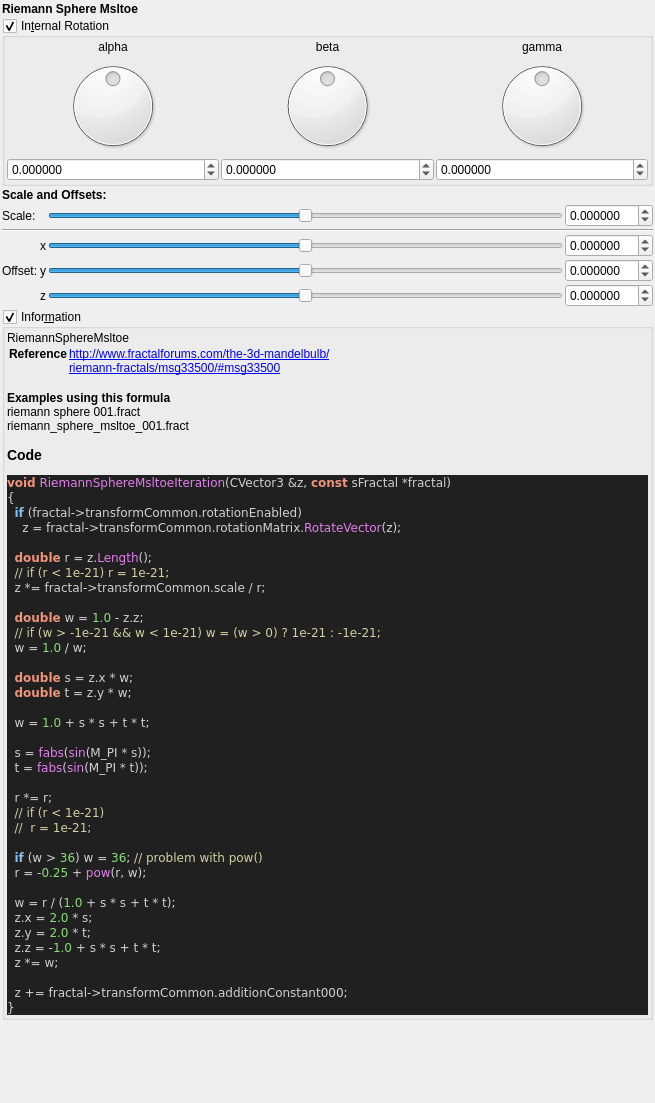
First picture: the form in mandelbulber2/formula/ui/fractal_riemann_sphere_msltoe.ui, repository buddhi1980/mandelbulber2, before the edit.
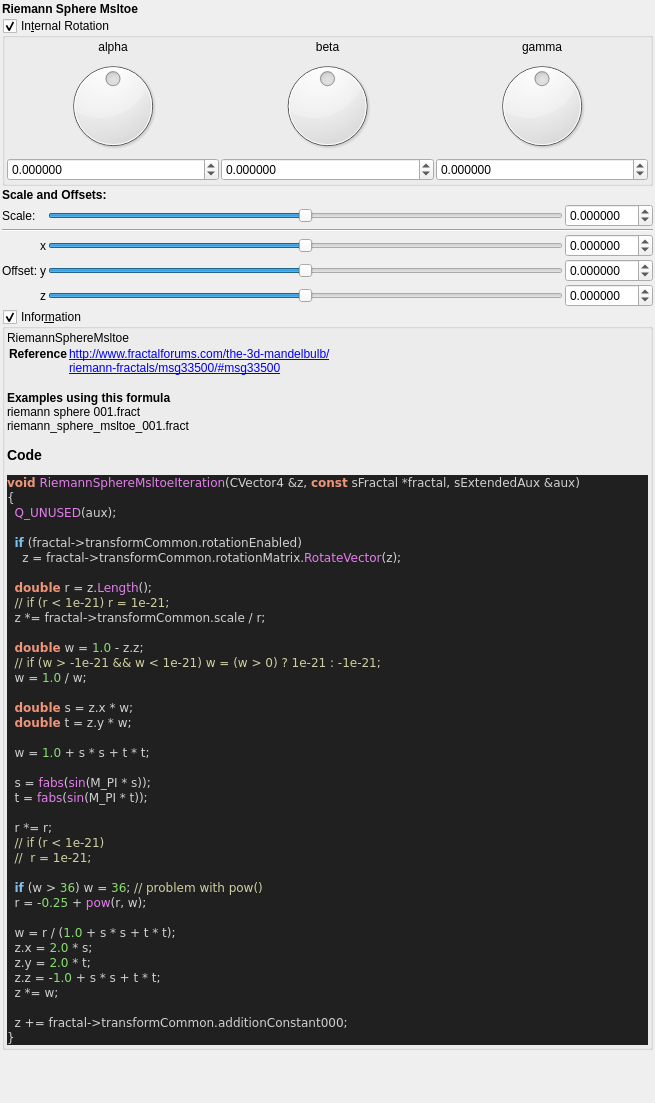
Second picture: the form after the edit. Custom widgets are drawn as their Qt base class.

Diff of the .ui file:
```diff
--- a/mandelbulber2/formula/ui/fractal_riemann_sphere_msltoe.ui
+++ b/mandelbulber2/formula/ui/fractal_riemann_sphere_msltoe.ui
@@ -528,8 +528,10 @@
 &lt;/table&gt;
 &lt;br&gt;&lt;b&gt;Examples using this formula&lt;/b&gt;&lt;br&gt;riemann sphere 001.fract&lt;br&gt;riemann_sphere_msltoe_001.fract&lt;h3&gt;Code&lt;/h3&gt;
 &lt;body style=&quot;background-color:#202020&quot;&gt;
-&lt;pre style=&quot;color:#d0d0d0; background-color:#202020;  font-family:'Courier New',monospace;&quot;&gt;&lt;span style=&quot;color:#f09479; font-weight:bold&quot;&gt;void&lt;/span&gt; &lt;span style=&quot;color:#e47eed&quot;&gt;RiemannSphereMsltoeIteration&lt;/span&gt;&lt;span style=&quot;color:#d0d0d0&quot;&gt;(&lt;/span&gt;CVector3 &lt;span style=&quot;color:#d0d0d0&quot;&gt;&amp;amp;&lt;/span&gt;z&lt;span style=&quot;color:#d0d0d0&quot;&gt;,&lt;/span&gt; &lt;span style=&quot;color:#f09479; font-weight:bold&quot;&gt;const&lt;/span&gt; sFractal &lt;span style=&quot;color:#d0d0d0&quot;&gt;*&lt;/span&gt;fractal&lt;span style=&quot;color:#d0d0d0&quot;&gt;)&lt;/span&gt;
+&lt;pre style=&quot;color:#d0d0d0; background-color:#202020;  font-family:'Courier New',monospace;&quot;&gt;&lt;span style=&quot;color:#f09479; font-weight:bold&quot;&gt;void&lt;/span&gt; &lt;span style=&quot;color:#e47eed&quot;&gt;RiemannSphereMsltoeIteration&lt;/span&gt;&lt;span style=&quot;color:#d0d0d0&quot;&gt;(&lt;/span&gt;CVector4 &lt;span style=&quot;color:#d0d0d0&quot;&gt;&amp;amp;&lt;/span&gt;z&lt;span style=&quot;color:#d0d0d0&quot;&gt;,&lt;/span&gt; &lt;span style=&quot;color:#f09479; font-weight:bold&quot;&gt;const&lt;/span&gt; sFractal &lt;span style=&quot;color:#d0d0d0&quot;&gt;*&lt;/span&gt;fractal&lt;span style=&quot;color:#d0d0d0&quot;&gt;,&lt;/span&gt; sExtendedAux &lt;span style=&quot;color:#d0d0d0&quot;&gt;&amp;amp;&lt;/span&gt;aux&lt;span style=&quot;color:#d0d0d0&quot;&gt;)&lt;/span&gt;
 &lt;span style=&quot;color:#d0d0d0&quot;&gt;{&lt;/span&gt;
+  &lt;span style=&quot;color:#e47eed&quot;&gt;Q_UNUSED&lt;/span&gt;&lt;span style=&quot;color:#d0d0d0&quot;&gt;(&lt;/span&gt;aux&lt;span style=&quot;color:#d0d0d0&quot;&gt;);&lt;/span&gt;
+
   &lt;span style=&quot;color:#7ec0ee; font-weight:bold&quot;&gt;if&lt;/span&gt; &lt;span style=&quot;color:#d0d0d0&quot;&gt;(&lt;/span&gt;fractal&lt;span style=&quot;color:#d0d0d0&quot;&gt;-&amp;gt;&lt;/span&gt;transformCommon&lt;span style=&quot;color:#d0d0d0&quot;&gt;.&lt;/span&gt;rotationEnabled&lt;span style=&quot;color:#d0d0d0&quot;&gt;)&lt;/span&gt;
     z &lt;span style=&quot;color:#d0d0d0&quot;&gt;=&lt;/span&gt; fractal&lt;span style=&quot;color:#d0d0d0&quot;&gt;-&amp;gt;&lt;/span&gt;transformCommon&lt;span style=&quot;color:#d0d0d0&quot;&gt;.&lt;/span&gt;rotationMatrix&lt;span style=&quot;color:#d0d0d0&quot;&gt;.&lt;/span&gt;&lt;span style=&quot;color:#e47eed&quot;&gt;RotateVector&lt;/span&gt;&lt;span style=&quot;color:#d0d0d0&quot;&gt;(&lt;/span&gt;z&lt;span style=&quot;color:#d0d0d0&quot;&gt;);&lt;/span&gt;
 
```
